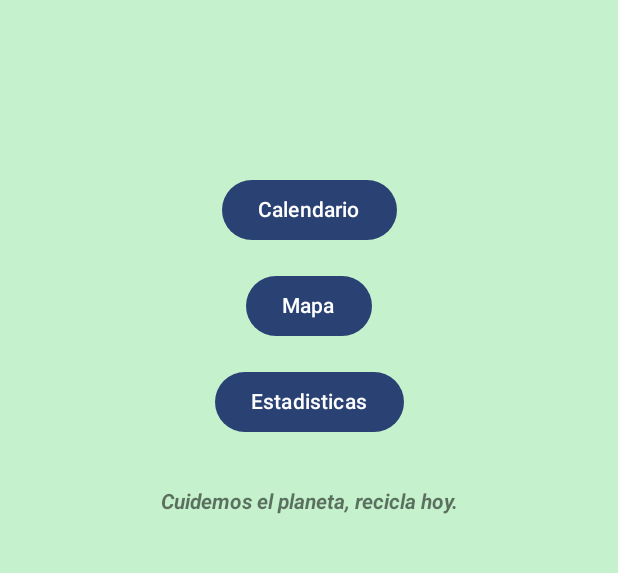
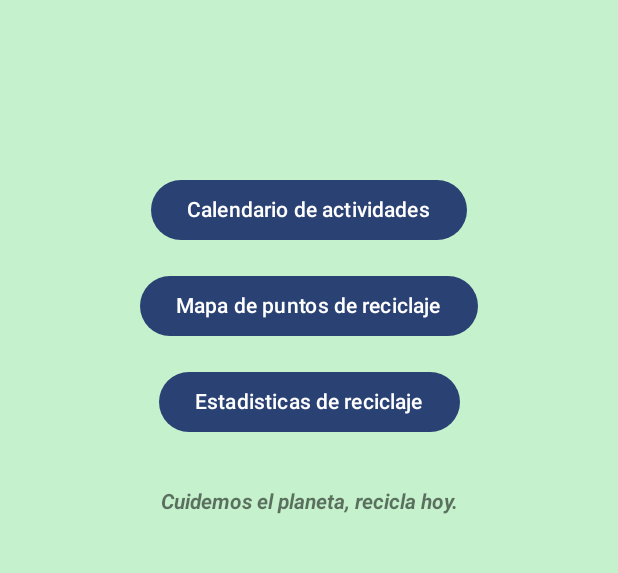
Before and after one commit to paatriksirbu/ReciclajeEventos, an Android app built with Jetpack Compose: the screen it shows after launch (MainActivity), after a tap on "Mostrar opciones", on a phone screen of 412 x 824 dp, the part 375-948 px from its top. Run offline under Robolectric (Android 15) with nearby library versions, the phone set to English and light mode, and no system bars.

Commit message:
Cambio en los botones de inicio para hacerlos más intuitivos

```diff
--- a/app/src/main/java/com/example/reciclajeeventos/MainActivity.kt
+++ b/app/src/main/java/com/example/reciclajeeventos/MainActivity.kt
@@ -93,7 +93,7 @@ class MainActivity : ComponentActivity() {
                         val intent = Intent(context, CalendarActivity::class.java)
                         context.startActivity(intent)
                     }){
-                        Text(text = "Calendario")
+                        Text(text = "Calendario de actividades")
                     }
                     Spacer(modifier = Modifier.height(16.dp))
 
@@ -101,7 +101,7 @@ class MainActivity : ComponentActivity() {
                         val intent = Intent(context, MapActivity::class.java)
                         context.startActivity(intent)
                     }) {
-                        Text(text = "Mapa")
+                        Text(text = "Mapa de puntos de reciclaje")
                     }
                     Spacer(modifier = Modifier.height(16.dp))
 
@@ -109,7 +109,7 @@ class MainActivity : ComponentActivity() {
                         val intent = Intent(context, EstadisticasActivity::class.java)
                         context.startActivity(intent)
                     }) {
-                        Text(text = "Estadisticas")
+                        Text(text = "Estadisticas de reciclaje")
                     }
                     Spacer(modifier = Modifier.height(16.dp))
                 }
```
Also changed, not shown: app/src/main/res/layout/activity_map.xml (+0 -11 lines).
